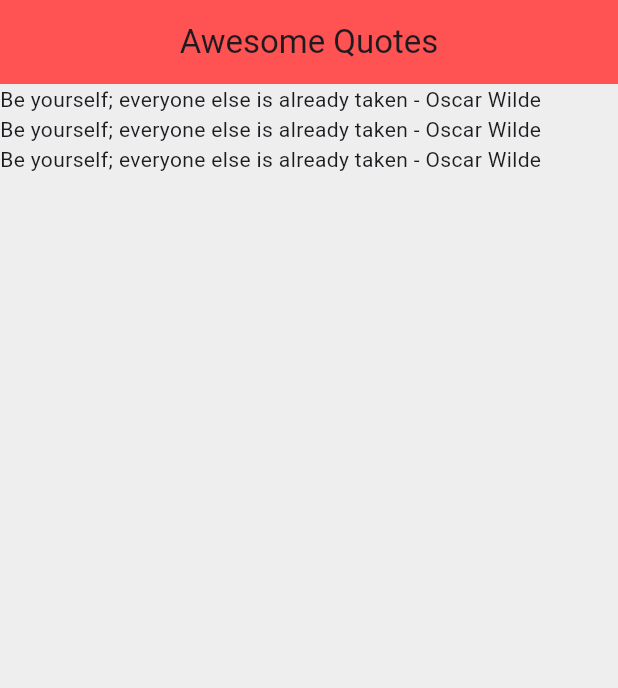
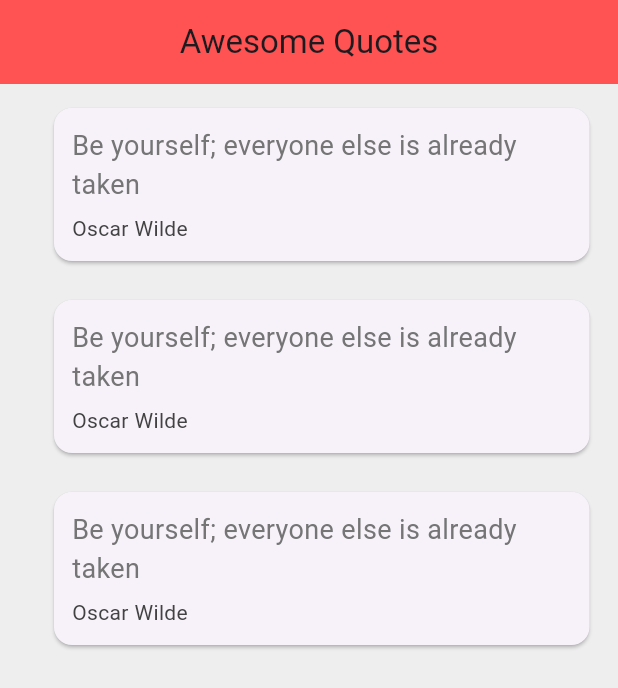
Before and after one commit to Shakirah-Jade/TestFlutter, a Flutter app: the screen it shows after launch, on a phone screen of 412 x 824 dp. Shown: the top 688 px of the screen. Run offline on Flutter 3.47's test engine with Material 3 defaults, Android fonts, the phone set to English and light mode, and no system bars.

Commit message:
Getting started with Cards

```diff
--- a/timer/lib/main.dart
+++ b/timer/lib/main.dart
@@ -1,5 +1,6 @@
 import 'package:flutter/material.dart';
 import 'quotes.dart';
+import 'quotecard.dart';
 
 void main() => runApp(MaterialApp(
       home: QuoteList(),
@@ -29,9 +30,7 @@ class _QuoteListState extends State<QuoteList> {
         backgroundColor: Colors.redAccent,
       ),
       body: Column(
-        children: quotes
-            .map((quote) => Text('${quote.text} - ${quote.author}'))
-            .toList(),
+        children: quotes.map((quote) => QuoteCard(quote: quote)).toList(),
       ),
     );
   }
--- /dev/null
+++ b/timer/lib/quotecard.dart
@@ -0,0 +1,37 @@
+import 'package:flutter/material.dart';
+import 'quotes.dart';
+
+class QuoteCard extends StatelessWidget {
+  final quote;
+
+  QuoteCard({this.quote});
+
+  @override
+  Widget build(BuildContext context) {
+    return Card(
+      margin: EdgeInsets.fromLTRB(36.0, 16.0, 19.0, 10.0),
+      child: Padding(
+        padding: const EdgeInsets.all(12.0),
+        child: Column(
+          crossAxisAlignment: CrossAxisAlignment.stretch,
+          children: [
+            Text(
+              quote.text,
+              style: TextStyle(fontSize: 18.0, color: Colors.grey[600]),
+            ),
+            SizedBox(
+              height: 6.0,
+            ),
+            Text(
+              quote.author,
+              style: TextStyle(
+                fontSize: 14.0,
+                color: Colors.grey[800],
+              ),
+            )
+          ],
+        ),
+      ),
+    );
+  }
+}
```
